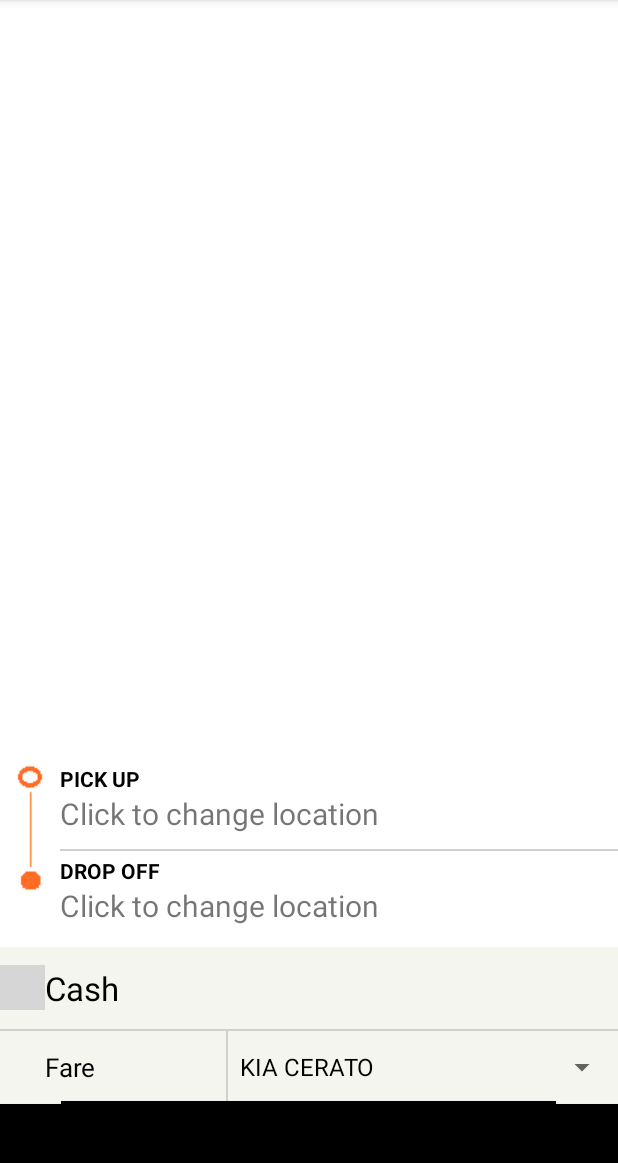
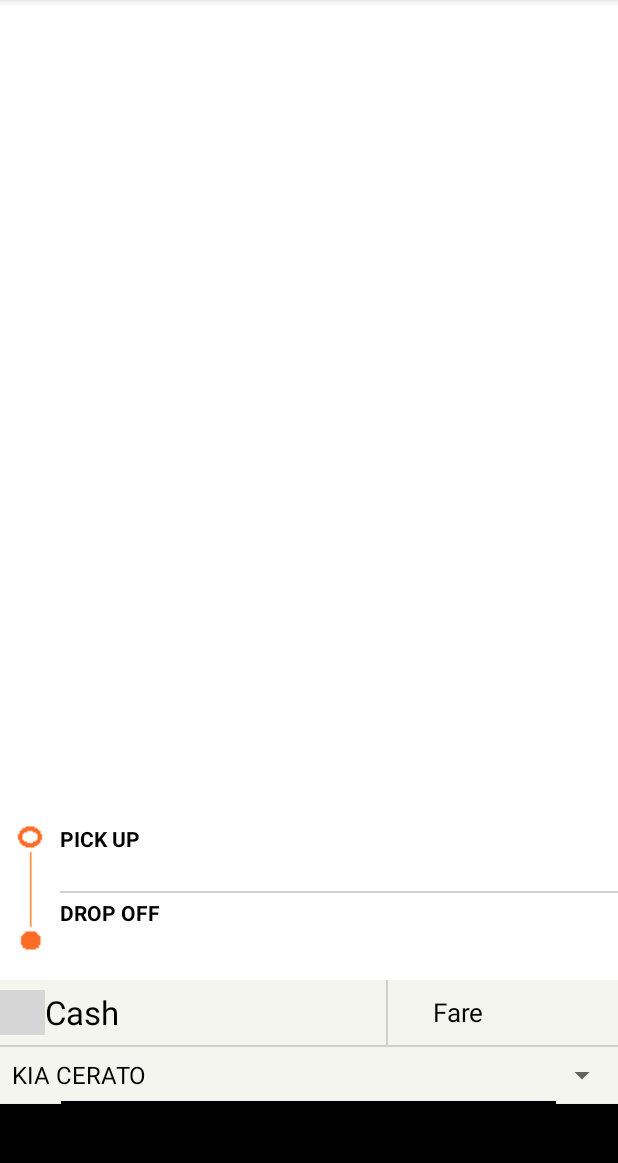
Before and after one commit to michaelanis14/wenshi, an Android app: the CustomerMapActivity screen opened directly, with no data from a screen before it, on a phone screen of 412 x 824 dp, the part 60-1223 px from its top. Run offline under Robolectric (Android 15) with nearby library versions, the phone set to English and light mode, and no system bars; our stand-ins replace Firebase (no records; nobody signed in at launch, a user with empty details on screens opened directly); libraries missing offline, so code that uses them is left out: com.firebase.geofire, com.firebase.ui; 2 statements that could not run were skipped; grey boxes are pictures that could not be loaded.

Commit message:
fixed the cash function

```diff
--- a/app/src/main/java/com/wenshi_egypt/wenshi/CustomerMapActivity.java
+++ b/app/src/main/java/com/wenshi_egypt/wenshi/CustomerMapActivity.java
@@ -134,7 +134,7 @@ public class CustomerMapActivity extends AppCompatActivity implements GetDirecti
     public GetDirectionsData getDirectionsData;
 
     private Spinner vehicleSpinner;
-
+    private TextView cash;
     /**
      * The formatted location address.
      */
@@ -254,8 +254,8 @@ public class CustomerMapActivity extends AppCompatActivity implements GetDirecti
         // mLocationMarkerText = (TextView) findViewById(R.id.locationMarkertext);
         mPickupText = (TextView) findViewById(R.id.PickupLocality);
         mDestinationText = (TextView) findViewById(R.id.DestinationLocality);
-        mPickupTextRQ = (TextView) findViewById(R.id.PickupLocalityRQ);
-        mDestinationTextRQ = (TextView) findViewById(R.id.DestinationLocalityRQ);
+        mPickupTextRQ = (TextView) findViewById(R.id.currentLocation);
+        mDestinationTextRQ = (TextView) findViewById(R.id.headingLocation);
 
         setupLocation();
 
@@ -339,9 +339,9 @@ public class CustomerMapActivity extends AppCompatActivity implements GetDirecti
 
         CURRENTSTATE = -1;
 
-
+//REVIEW REQUEST VIEW
         vehicleSpinner = (Spinner) findViewById(R.id.vehicleSpinner);
-
+       cash = (TextView) findViewById(R.id.tripCost);
 
         // sendNotification("Michael", "This is a message to tell clients stop eating your feet");
 
@@ -548,11 +548,11 @@ public class CustomerMapActivity extends AppCompatActivity implements GetDirecti
                 // customerViewStateControler(DESTINATION);
                 openAutocompleteActivity();
                 break;
-            case R.id.PickupLocalityRQ:
+            case R.id.currentLocation:
  Log.i("locality", "Locality pressed");
                 customerViewStateControler(PICKUP);
                 break;
-            case R.id.DestinationLocalityRQ:
+            case R.id.headingLocation:
                 customerViewStateControler(DESTINATION);
                 break;
 
@@ -795,7 +795,6 @@ public class CustomerMapActivity extends AppCompatActivity implements GetDirecti
                                 model.linkProfData(false, driverModel);
                                 //   driverModel.linkProfData(false);
                                 Log.i("DRIVER MODEL", driverModel.toString());
-                                currentHistory = new HistoryModel("", "", ServerValue.TIMESTAMP.toString(), "", "", user.getName(), user.getID(), driverModel.getName(), driverModel.getID(), user.getvehicles().values().toArray()[(user.getVehicleSelectedIndex())].toString());
                                 customerViewStateControler(TRACEDRIVER);
 
                                 break;
@@ -1835,7 +1834,7 @@ public class CustomerMapActivity extends AppCompatActivity implements GetDirecti
         dstPlace.setText(user.getDestinationAddress());
         TextView paymentMethod = (TextView) findViewById(R.id.paymentMethod);
         paymentMethod.setText(getString(R.string.radioButton_payment_cash));
-        TextView cash = (TextView) findViewById(R.id.tripCost);
+
 
         int count = 0;
         String [] arraySpinner = new String[ user.getvehicles().size()];
@@ -1866,15 +1865,9 @@ public class CustomerMapActivity extends AppCompatActivity implements GetDirecti
 
 
 
-
-        try {
-            double distance = Double.parseDouble(getDirectionsData.getDistance().split(" ")[0]);
-            cash.setText(distance * 15 + " LE");
-
-        } catch (Exception e) {
             cash.setText("Contact Driver");
 
-        }
+
     }
     private void onSpinnerItemClicked(){
         Log.i("Listenerr -- " , "hi");
@@ -1934,12 +1927,17 @@ public class CustomerMapActivity extends AppCompatActivity implements GetDirecti
 
         if (CURRENTSTATE == DESTINATION) customerViewStateControler(REVIEWREQ);
 
+        currentHistory = new HistoryModel("", "", ServerValue.TIMESTAMP.toString(), "", "", user.getName(), user.getID(), driverModel.getName(), driverModel.getID(), user.getvehicles().values().toArray()[(user.getVehicleSelectedIndex())].toString());
+
         if (currentHistory != null) {
-            currentHistory.setEta(duration);
-            currentHistory.setDistance(distance);
-            currentHistory.setTimeSec(timeSec);
+
+            currentHistory.setEta(getDirectionsData.getDuration());
+            currentHistory.setDistance(getDirectionsData.getDistance());
+            currentHistory.setTimeSec(getDirectionsData.getTimeSec());
             saveHistory();
-        }
+           this.cash.setText(currentHistory.getCost()+" L.E.");
+        }
+
 
         // mBottomTextView.setText(getResources().getString(R.string.eta) + " " + getDirectionsData.getDuration());
         //   driverViewStateControler(ONROUT); //must be after showRout to get the correct duration
--- a/app/src/main/java/com/wenshi_egypt/wenshi/model/DataParser.java
+++ b/app/src/main/java/com/wenshi_egypt/wenshi/model/DataParser.java
@@ -17,10 +17,14 @@ import java.util.List;
 
 class DataParser {
     public String getDuration() {
+
+        Log.i("JSON",duration );
         return duration;
     }
 
     public String getDistance() {
+        Log.i("JSON",distance);
+
         return distance;
     }
 
@@ -29,6 +33,8 @@ class DataParser {
     JSONArray jsonArray = null;
 
     public String getTimeSec() {
+
+        Log.i("JSON",timeSec);
         return timeSec;
     }
 
@@ -46,14 +52,13 @@ class DataParser {
         if(googleDirectionsJson != null)
         try {
 
-            duration = googleDirectionsJson.getJSONObject(0).getJSONObject("duration_in_traffic").getString("text");
+            duration = googleDirectionsJson.getJSONObject(0).getJSONObject("duration").getString("text");
             distance = googleDirectionsJson.getJSONObject(0).getJSONObject("distance").getString("value");
-            timeSec = (googleDirectionsJson.getJSONObject(0).getJSONObject("duration_in_traffic").getString("value"));
+            timeSec = (googleDirectionsJson.getJSONObject(0).getJSONObject("duration").getString("value"));
             googleDirectionsMap.put("duration" , duration);
             googleDirectionsMap.put("distance", distance);
             googleDirectionsMap.put("timeSec", timeSec);
 
-         //   Log.i("JSON", googleDirectionsJson.getJSONObject(0).toString());
 
         } catch (JSONException e) {
             e.printStackTrace();
--- a/app/src/main/java/com/wenshi_egypt/wenshi/model/GetDirectionsData.java
+++ b/app/src/main/java/com/wenshi_egypt/wenshi/model/GetDirectionsData.java
@@ -6,6 +6,7 @@ package com.wenshi_egypt.wenshi.model;
 
 import android.graphics.Color;
 import android.os.AsyncTask;
+import android.util.Log;
 
 import com.google.android.gms.maps.GoogleMap;
 import com.google.android.gms.maps.model.LatLng;
@@ -19,14 +20,25 @@ import java.util.HashMap;
 
 public class GetDirectionsData extends AsyncTask<Object, String, String> {
 
+    public AsyncResponse delegate = null;
     GoogleMap mMap;
     String url;
     String googleDirectionsData;
     LatLng latLng;
     Polyline polylineFinal;
     String duration = "";
-    String distance ="";
+    String distance = "";
     double timeSec;
+
+    public GetDirectionsData(AsyncResponse delegate) {
+        this.delegate = delegate;
+    }
+
+    public double getTimeSec() {
+        return timeSec;
+    }
+
+
 
     public String getDuration() {
         return duration;
@@ -35,18 +47,6 @@ public class GetDirectionsData extends AsyncTask<Object, String, String> {
     public String getDistance() {
         return distance;
     }
-
-    // you may separate this or combined to caller class.
-    public interface AsyncResponse {
-        void gotDurationDistanceRout(String output);
-    }
-
-    public AsyncResponse delegate = null;
-
-    public GetDirectionsData(AsyncResponse delegate){
-        this.delegate = delegate;
-    }
-
 
     @Override
     protected String doInBackground(Object... objects) {
@@ -77,9 +77,10 @@ try {
             duration = parser.getDuration();
             timeSec = Double.parseDouble(parser.getTimeSec());
             displayDirection(directionsList);
+            Log.i("JSON", duration + distance + timeSec);
+
             delegate.gotDurationDistanceRout(s);
-}
-catch (Exception e){
+        } catch (Exception e) {
 
         }
 
@@ -105,5 +106,10 @@ catch (Exception e){
 
     }
 
+    // you may separate this or combined to caller class.
+    public interface AsyncResponse {
+        void gotDurationDistanceRout(String output);
+    }
+
 
 }
--- a/app/src/main/java/com/wenshi_egypt/wenshi/model/HistoryModel.java
+++ b/app/src/main/java/com/wenshi_egypt/wenshi/model/HistoryModel.java
@@ -118,6 +118,8 @@ public class HistoryModel {
     }
 
     public void setDistance(String distance) {
+     //   Log.i("DISTANCE",""+distance);
+
         this.distance = distance;
     }
 
@@ -150,7 +152,7 @@ public class HistoryModel {
     }
 
     public void setTimeSec(double timeSec) {
-        Log.i("TIME IN SEC",""+timeSec);
+    //    Log.i("TIME IN SEC",""+timeSec);
         this.timeSec = timeSec;
     }
 
@@ -176,18 +178,24 @@ public class HistoryModel {
             }
 
             Double distanceDouble = Double.parseDouble(tempDis.trim());
+            distanceDouble = (distanceDouble/1000);
             if (distanceDouble <= 40.0) {
+                Log.i("HISCOSTT",""+(distanceDouble)+" "+(timeSec / 60) );
+
+
                 if (sedan) {
-                    this.cost = 152 + (distanceDouble * 4.24) + ((timeSec / 60) * 2.125);
+                    this.cost = 152 + ((distanceDouble) * 4.24) + ((timeSec / 60) * 2.125);
                 } else {
-                    this.cost = 152 + (distanceDouble * 4.6) + ((timeSec / 60) * 2.125);
+                    this.cost = 152 + ((distanceDouble) * 4.6) + ((timeSec / 60) * 2.125);
                 }
 
             } else {
+                Log.i("HISCOSTT",""+(distanceDouble)+" "+(timeSec / 60) );
+
                 if (sedan) {
-                    this.cost = 152 + (distanceDouble * 3.31) + ((timeSec / 60) * 2.125);
+                    this.cost = 152 + ((distanceDouble) * 3.31) + ((timeSec / 60) * 2.125);
                 } else {
-                    this.cost = 152 + (distanceDouble * 3.6) + ((timeSec / 60) * 2.125);
+                    this.cost = 152 + ((distanceDouble) * 3.6) + ((timeSec / 60) * 2.125);
                 }
             }
         }
--- a/app/src/main/res/layout/activity_customer_map.xml
+++ b/app/src/main/res/layout/activity_customer_map.xml
@@ -80,7 +80,7 @@
 
             <LinearLayout
                 android:layout_width="match_parent"
-                android:layout_height="280dp"
+                android:layout_height="240dp"
                 android:layout_alignParentBottom="true"
                 android:orientation="vertical"
                 android:background="@android:color/white">
@@ -110,22 +110,13 @@
                                android:id="@+id/currentLocation"
                                android:layout_width="wrap_content"
                                android:singleLine="true"
-                               android:layout_height="wrap_content"
+                               android:layout_height="40dp"
                                android:paddingTop="5dp"
                                android:text="@string/pickup"
                                android:layout_weight="1"
                                android:textStyle="bold"
-                               android:textColor="@color/colorBlack"
-                               android:textSize="@dimen/font_16" />
+                               android:textColor="@color/colorBlack" />
 
-                           <TextView
-                               android:id="@+id/PickupLocalityRQ"
-                               android:layout_width="match_parent"
-                               android:layout_height="wrap_content"
-                               android:singleLine="true"
-                               android:layout_weight="1"
-                               android:text="Click to change location"
-                               android:textSize="@dimen/font_22" />
 
                        </LinearLayout>
 
@@ -146,22 +137,13 @@
                                android:id="@+id/headingLocation"
                                android:layout_width="wrap_content"
                                android:singleLine="true"
-                               android:layout_height="wrap_content"
+                               android:layout_height="40dp"
                                android:paddingTop="3dp"
                                android:text="@string/drop_off_location"
                                android:layout_weight="1"
                                android:textStyle="bold"
-                               android:textColor="@color/colorBlack"
-                               android:textSize="@dimen/font_16" />
+                               android:textColor="@color/colorBlack" />
 
-                           <TextView
-                               android:id="@+id/DestinationLocalityRQ"
-                               android:layout_width="match_parent"
-                               android:layout_height="wrap_content"
-                               android:singleLine="true"
-                               android:layout_weight="1"
-                               android:text="Click to change location"
-                               android:textSize="@dimen/font_22" />
                        </LinearLayout>
                    </LinearLayout>
 
@@ -181,9 +163,7 @@
                             android:layout_width="30dp"
                             android:layout_height="30dp"
                             android:layout_gravity="center"
-                            android:src="@drawable/dollar_sign"
-
-                            />
+                            android:src="@drawable/dollar_sign" />
                         <TextView
                             android:id="@+id/paymentMethod"
                             android:layout_width="wrap_content"
@@ -194,7 +174,22 @@
                             android:textColor="@color/colorBlack"
                             android:textSize="@dimen/font_24" />
 
-
+                        <View
+                            android:layout_width="1dp"
+                            android:layout_height="fill_parent"
+                            android:background="#D0D0D0" />
+                        <TextView
+                            android:id="@+id/tripCost"
+                            android:layout_width="wrap_content"
+                            android:layout_height="wrap_content"
+                            android:paddingLeft="30dp"
+                            android:text="@string/fare"
+                            android:layout_weight="0.5"
+                            android:layout_gravity="center"
+                            android:gravity="left"
+                            android:textColor="@color/colorBlack"
+                            android:textSize="@dimen/font_19"
+                            />
                     </LinearLayout>
                     <View
                         android:layout_width="fill_parent"
@@ -212,22 +207,7 @@
                                 android:layout_weight="1"
                                 android:orientation="horizontal">
 
-                                <TextView
-                                    android:id="@+id/tripCost"
-                                    android:layout_width="wrap_content"
-                                    android:layout_height="wrap_content"
-                                    android:paddingLeft="30dp"
-                                    android:text="@string/fare"
-                                    android:layout_weight="0.5"
-                                    android:layout_gravity="center"
-                                    android:gravity="left"
-                                    android:textColor="@color/colorBlack"
-                                    android:textSize="@dimen/font_19"
-                                    />
-                                <View
-                                    android:layout_width="1dp"
-                                    android:layout_height="fill_parent"
-                                    android:background="#D0D0D0" />
+
                                 <Spinner
                                     android:id="@+id/vehicleSpinner"
                                     android:layout_width="wrap_content"
--- a/app/src/main/res/layout/content_main_customer.xml
+++ b/app/src/main/res/layout/content_main_customer.xml
@@ -10,32 +10,30 @@
     <LinearLayout
         android:layout_width="match_parent"
         android:layout_height="match_parent"
-        android:orientation="vertical">
+        android:orientation="vertical"
+        android:animateLayoutChanges="true"
+        android:animationCache="true"
+        android:divider="@drawable/empty_tall_divider"
+        android:padding="15dp"
+        android:showDividers="middle">
 
 
         <LinearLayout
             android:id="@+id/PickupLayout"
             android:layout_width="match_parent"
             android:layout_height="wrap_content"
+            android:background="@android:color/white"
             android:orientation="vertical"
-            android:background="@android:color/white">
-
-            <TextView
-                android:layout_width="wrap_content"
-                android:layout_height="wrap_content"
-                android:gravity="center"
-                android:layout_gravity="center"
-                android:text="@string/pickup"
-                android:textSize="@dimen/font_12" />
+            android:layout_marginBottom="10dp">
 
             <TextView
                 android:id="@+id/PickupLocality"
                 android:layout_width="match_parent"
-                android:layout_height="wrap_content"
+                android:layout_height="40dp"
+                android:layout_gravity="center"
+                android:gravity="center"
                 android:singleLine="true"
-                android:gravity="center"
-                android:layout_gravity="center"
-                android:text="Click to change location"
+                android:text="@string/pickup"
                 android:textSize="@dimen/font_22" />
         </LinearLayout>
 
@@ -43,27 +41,20 @@
             android:id="@+id/DestinationLayout"
             android:layout_width="match_parent"
             android:layout_height="wrap_content"
-            android:orientation="vertical"
-            android:background="@android:color/white">
-
-            <TextView
-                android:layout_width="wrap_content"
-                android:layout_height="wrap_content"
-                android:gravity="center"
-                android:layout_gravity="center"
-                android:text="@string/drop_off_location"
-                android:textSize="@dimen/font_12" />
+            android:background="@android:color/white"
+            android:orientation="vertical">
 
             <TextView
                 android:id="@+id/DestinationLocality"
                 android:layout_width="match_parent"
-                android:layout_height="wrap_content"
+                android:layout_height="40dp"
+                android:layout_gravity="center"
+                android:gravity="center"
                 android:singleLine="true"
-                android:gravity="center"
-                android:layout_gravity="center"
-                android:text="Click to change destination"
+                android:text="@string/drop_off_location"
                 android:textSize="@dimen/font_22" />
         </LinearLayout>
+
     </LinearLayout>
 
     <LinearLayout
```
Lines whose indentation alone changed are shown as unchanged.
